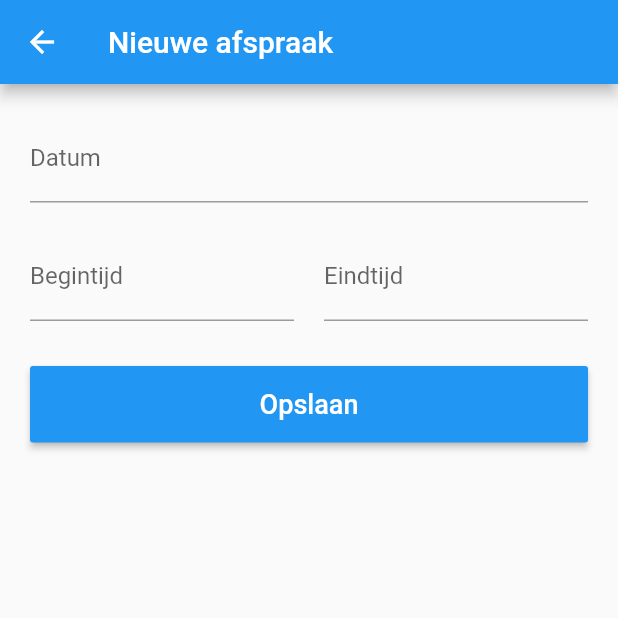
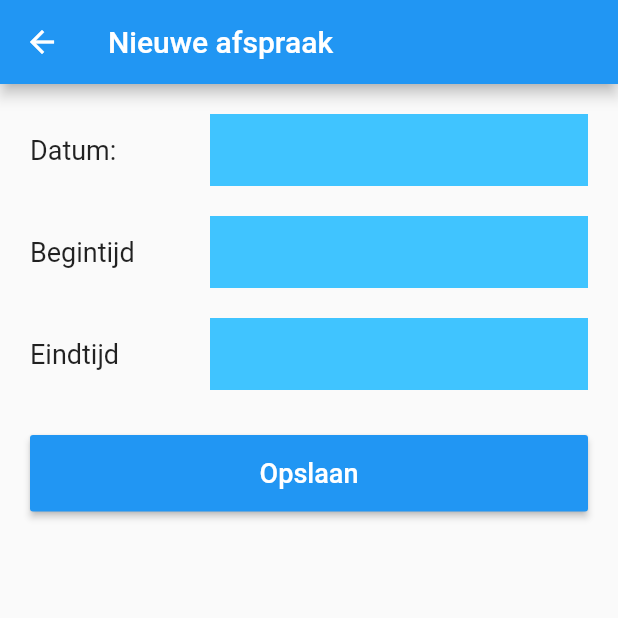
Before and after one commit to shabrany/dlc, a Flutter app: the FormNewLesson screen opened directly, on a phone screen of 412 x 824 dp, the top half of it. Run offline on Flutter 3.47's test engine with Material 2 defaults, Android fonts, the phone set to English and light mode, and no system bars.

Commit message:
Implement date- and timepicker to the fields

```diff
--- /dev/null
+++ b/lib/model/lesson.dart
@@ -0,0 +1,15 @@
+
+class Lesson {
+
+  String date = '';
+
+  String startTime = '';
+
+  String endTime = '';
+
+
+  int calculateDiff() {
+    return 0;
+  }
+
+}
--- a/lib/ui/create_lesson.dart
+++ b/lib/ui/create_lesson.dart
@@ -1,54 +1,130 @@
 import 'package:flutter/material.dart';
-//import 'dart:async';
+import 'dart:async';
+import '../model/lesson.dart';
+import 'package:intl/intl.dart';
 
 class FormNewLesson extends StatefulWidget {
   @override
   State<StatefulWidget> createState() => new _FormNewLessonState();
-
 }
 
 class _FormNewLessonState extends State<FormNewLesson> {
 
-//  final DateTime _today = new DateTime.now();
-
-//  final _lessonDateField = new TextEditingController();
+  final DateTime _today = new DateTime.now();
+  final TimeOfDay _now = new TimeOfDay.now();
+  final _dateController = new TextEditingController();
+  final _startTimeController = new TextEditingController();
+  final _endTimeController = new TextEditingController();
 
   final GlobalKey<FormState>_formKey = new GlobalKey<FormState>();
 
-  Map formData = {
-    "lessonDate": "",
-    "startTime": "",
-    "endTime": "00:00"
-  };
+  Lesson lesson = new Lesson();
 
-//  Future<Null> _selectDate(BuildContext context) async {
-//    final DateTime datePicked = await showDatePicker(
-//        context: context,
-//        initialDate: _today,
-//        firstDate: DateTime(2016),
-//        lastDate: DateTime(2020)
-//    );
-//  }
+  Future<Null> _selectDate(BuildContext context, String initialDateString ) async {
+    final DateTime datePicked = await showDatePicker(
+        context: context,
+        initialDate: convertToDate(initialDateString) ?? _today,
+        firstDate: DateTime(2016),
+        lastDate: DateTime(2020)
+    );
 
-  Widget buildTimeFields() {
+    if (datePicked == null) return;
+
+    setState(() {
+      _dateController.text = new DateFormat.yMd().format(datePicked);
+    });
+  }
+
+  Future<Null> _selectTime(BuildContext context, TextEditingController controller) async {
+    final TimeOfDay timePicked = await showTimePicker(
+        context: context,
+        initialTime: convertToTime(controller.text) ?? _now
+    );
+
+    if (timePicked == null) return;
+
+    setState(() {
+      controller.text = timePicked.format(context);
+    });
+  }
+
+  TimeOfDay convertToTime(String input) {
+    try {
+      int hour = int.parse(input.substring(0,1));
+      int minute = int.parse(input.substring(3,4));
+      return new TimeOfDay(hour: hour, minute: minute);
+    } catch (e) {
+      return null;
+    }
+  }
+
+  DateTime convertToDate(String input) {
+    try {
+      var d = new DateFormat.yMd().parseStrict(input);
+      return d;
+    } catch (e) {
+      return null;
+    }
+  }
+
+  Row _buildFormRowField(String label, TextFormField formField) {
     return Row(
       children: <Widget>[
-        Expanded(
-          child: TextFormField(
-            decoration: InputDecoration(labelText: 'Begintijd'),
-            onSaved: (String value) => formData['startTime'] = value
-          )
+        SizedBox(width: 120.0, child: Text(label, style: TextStyle(fontSize: 18.0))),
+        Expanded(child: Container(
+          decoration: BoxDecoration(
+            color: Colors.lightBlueAccent,
           ),
+          child: formField,
+        ))
+      ],
+    );
+  }
 
-        SizedBox(width: 20.0),
+  Widget _buildDateField() {
+    TextFormField _dateField = new TextFormField(controller: _dateController, decoration: textInputDecoration());
+    Row _fieldGroup = this._buildFormRowField('Datum:', _dateField);
+    return new GestureDetector(
+      child: AbsorbPointer(child: _fieldGroup),
+      onTap: () => _selectDate(context, _dateController.text),
+    );
+  }
 
-        Expanded(
-          child: TextFormField(
-            decoration: InputDecoration(labelText: 'Eindtijd'),
-            onSaved: (String value) => formData['endTime'] = value,
-          )
-        ),
-      ],
+  Widget _buildStartTimeField() {
+    TextFormField _textField = TextFormField(
+      decoration: textInputDecoration(),
+      onSaved: (String value) => lesson.startTime = value,
+      controller: _startTimeController,
+      keyboardType: TextInputType.datetime,
+    );
+
+    Row _fieldGroup = this._buildFormRowField('Begintijd', _textField);
+
+    return new GestureDetector(
+      child: AbsorbPointer(child: _fieldGroup),
+      onTap: () => _selectTime(context, _startTimeController),
+    );
+  }
+
+  Widget _buildEndTimeField() {
+    TextFormField _textField = TextFormField(
+      decoration: textInputDecoration(),
+      onSaved: (String value) => lesson.endTime = value,
+      controller: _endTimeController,
+      keyboardType: TextInputType.datetime,
+    );
+
+    Row _fieldGroup = this._buildFormRowField('Eindtijd', _textField);
+
+    return new GestureDetector(
+      child: AbsorbPointer(child: _fieldGroup),
+      onTap: () => _selectTime(context, _endTimeController),
+    );
+  }
+
+  InputDecoration textInputDecoration () {
+    return InputDecoration(
+        border: InputBorder.none,
     );
   }
 
@@ -68,29 +144,25 @@ class _FormNewLessonState extends State<FormNewLesson> {
   Widget build(BuildContext context) {
     return new Scaffold(
       appBar: AppBar(title: Text('Nieuwe afspraak')),
-      body: Container(
+      body: SingleChildScrollView(
+        child: Container(
           padding: new EdgeInsets.all(20.0),
           child: Form(
             key: this._formKey,
             child: Column(
               children: <Widget>[
-              TextFormField(
-                decoration: InputDecoration(labelText: 'Datum'),
-                onSaved: (String value) => formData['lessonDate'] = value,
-                keyboardType: TextInputType.datetime,
-              ),
-
+                _buildDateField(),
                 SizedBox(height: 20.0),
-
-              buildTimeFields(),
-
+                _buildStartTimeField(),
+                SizedBox(height: 20.0),
+                _buildEndTimeField(),
                 SizedBox(height: 30.0),
-
                 _buildFormButton()
               ],
             ),
           ),
-      ),
+        )
+      )
     );
   }
 
@@ -98,8 +170,17 @@ class _FormNewLessonState extends State<FormNewLesson> {
 
     _formKey.currentState.save();
 
+    print(lesson);
+  }
 
+  @override
+  void initState() {
+    // TODO: implement initState
+    super.initState();
+  }
 
-    print(this.formData);
+  @override
+  void dispose() {
+    super.dispose();
   }
 }
--- a/pubspec.yaml
+++ b/pubspec.yaml
@@ -8,6 +8,7 @@ dependencies:
   # The following adds the Cupertino Icons font to your application.
   # Use with the CupertinoIcons class for iOS style icons.
   cupertino_icons: ^0.1.2
+  intl: 0.15.2
 
 dev_dependencies:
   flutter_test:
```
Also changed, not shown: pubspec.lock. Lines whose indentation alone changed are shown as unchanged.
